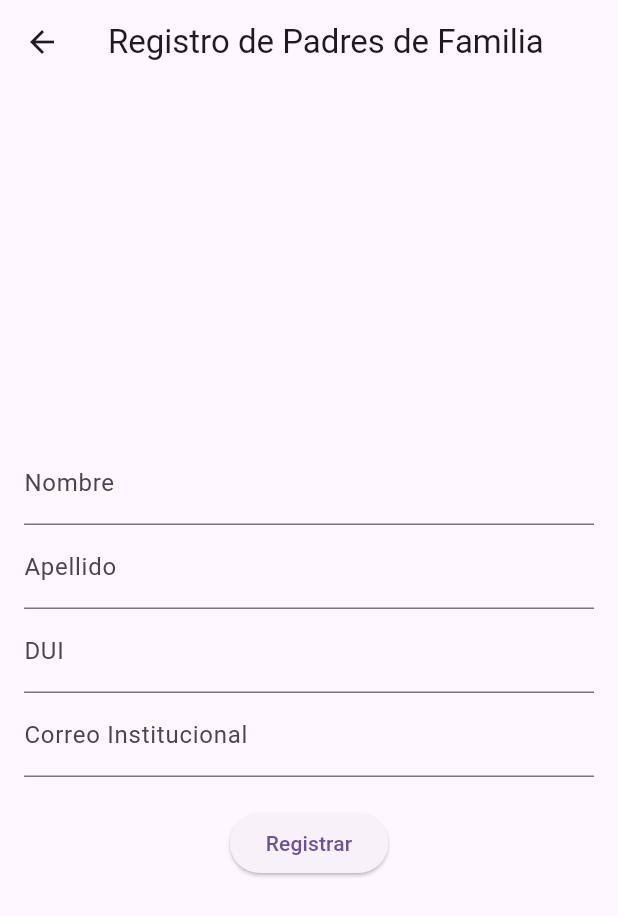
After one commit to carolinaandrade88/sys_gestion, a Flutter app: the PadresPage screen opened directly, on a phone screen of 412 x 824 dp. The commit adds this screen. Shown: the top 916 px of the screen. Run offline on Flutter 3.47's test engine with Material 2 defaults, Android fonts, the phone set to English and light mode, and no system bars; our stand-ins replace cloud_firestore, firebase_core; accounts and stored records are empty.

Commit message:
docentes y padres de familia

```diff
--- /dev/null
+++ b/lib/docente.dart
@@ -0,0 +1,71 @@
+import 'package:flutter/material.dart';
+
+class DocentesPage extends StatefulWidget {
+  const DocentesPage({super.key});
+
+  @override
+  State<DocentesPage> createState() => _DocentesPageState();
+}
+
+class _DocentesPageState extends State<DocentesPage> {
+
+TextEditingController _nombreController = TextEditingController();
+TextEditingController _apellidoController = TextEditingController();
+TextEditingController _duiController = TextEditingController();
+TextEditingController _correoController = TextEditingController();
+
+@override
+Widget build(BuildContext context) {
+  return Scaffold(
+    appBar: AppBar(
+      title: Text('Registro de Docentes'),
+    ),
+    body: Padding(
+      padding: EdgeInsets.all(16.0),
+      child: Column(
+        mainAxisAlignment: MainAxisAlignment.center,
+        children: [
+          TextField(
+            controller: _nombreController,
+            decoration: InputDecoration(labelText: 'Nombre'),
+          ),
+          TextField(
+            controller: _apellidoController,
+            decoration: InputDecoration(labelText: 'Apellido'),
+          ),
+          TextField(
+            controller: _duiController,
+            decoration: InputDecoration(labelText: 'DUI'),
+          ),
+          TextField(
+            controller: _correoController,
+            decoration: InputDecoration(labelText: 'Correo Institucional'),
+          ),
+          SizedBox(height: 20), // Separación entre campos de texto y botón
+          ElevatedButton(
+            onPressed: () {
+              // Acciones al hacer clic en "Registrar"
+              _registrarDocente();
+            },
+            child: Text('Registrar'),
+          ),
+        ],
+      ),
+    ),
+  );
+}
+
+void _registrarDocente() {
+  // Aquí puedes realizar acciones para registrar al docente,
+  // utilizando los valores ingresados en los campos de texto.
+  String nombre = _nombreController.text;
+  String apellido = _apellidoController.text;
+  String dui = _duiController.text;
+  String correo = _correoController.text;
+  // Puedes imprimir los valores o realizar otras acciones aquí.
+  print('Nombre: $nombre');
+  print('Apellido: $apellido');
+  print('DUI: $dui');
+  print('Correo Institucional: $correo');
+}
+}
--- a/lib/main.dart
+++ b/lib/main.dart
@@ -107,5 +107,6 @@ class _MyHomePageState extends State<MyHomePage> {
   void dispose() {
     // TODO: implement dispose
     super.dispose();
+
   }
 }
--- /dev/null
+++ b/lib/padres.dart
@@ -0,0 +1,75 @@
+import 'package:flutter/material.dart';
+
+class PadresPage extends StatefulWidget {
+  const PadresPage({super.key});
+
+  @override
+  State<PadresPage> createState() => _PadresPageState();
+}
+
+class _PadresPageState extends State<PadresPage> {
+
+
+  // Controladores para los campos de texto
+  TextEditingController _nombreController = TextEditingController();
+  TextEditingController _apellidoController = TextEditingController();
+  TextEditingController _duiController = TextEditingController();
+  TextEditingController _correoController = TextEditingController();
+
+  @override
+  Widget build(BuildContext context) {
+    return Scaffold(
+      appBar: AppBar(
+        title: Text('Registro de Padres de Familia'),
+      ),
+      body: Padding(
+        padding: EdgeInsets.all(16.0),
+        child: Column(
+          mainAxisAlignment: MainAxisAlignment.center,
+          children: [
+            TextField(
+              controller: _nombreController,
+              decoration: InputDecoration(labelText: 'Nombre'),
+            ),
+            TextField(
+              controller: _apellidoController,
+              decoration: InputDecoration(labelText: 'Apellido'),
+            ),
+            TextField(
+              controller: _duiController,
+              decoration: InputDecoration(labelText: 'DUI'),
+            ),
+            TextField(
+              controller: _correoController,
+              decoration: InputDecoration(labelText: 'Correo Institucional'),
+            ),
+
+            SizedBox(height: 20), // Separación entre campos de texto y botón
+            ElevatedButton(
+              onPressed: () {
+                // Acciones al hacer clic en "Registrar"
+                _registrarPadreFamilia();
+              },
+              child: Text('Registrar'),
+            ),
+          ],
+        ),
+      ),
+    );
+  }
+
+  void _registrarPadreFamilia() {
+    // Aquí puedes realizar acciones para registrar al padre de familia,
+    // utilizando los valores ingresados en los campos de texto.
+    String nombre = _nombreController.text;
+    String apellido = _apellidoController.text;
+    String dui = _duiController.text;
+    String correo = _correoController.text;
+
+    // Puedes imprimir los valores o realizar otras acciones aquí.
+    print('Nombre: $nombre');
+    print('Apellido: $apellido');
+    print('DUI: $dui');
+    print('Correo Institucional: $correo');
+  }
+}
```
Also changed, not shown: lib/Myhomepage.dart (added, +43 -0 lines).
